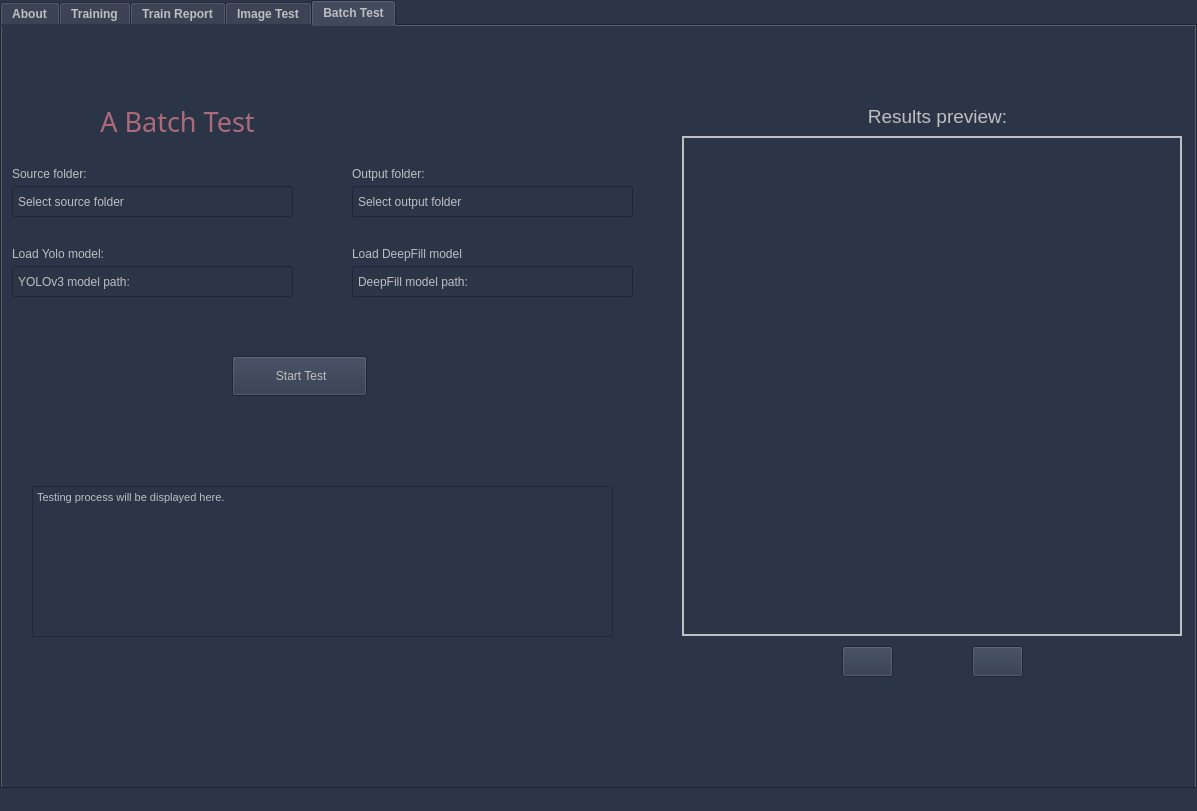
Old version of the form GUI/UI/MainScreen.ui in the repository shlomi1074/Camouflage-Final-Project.
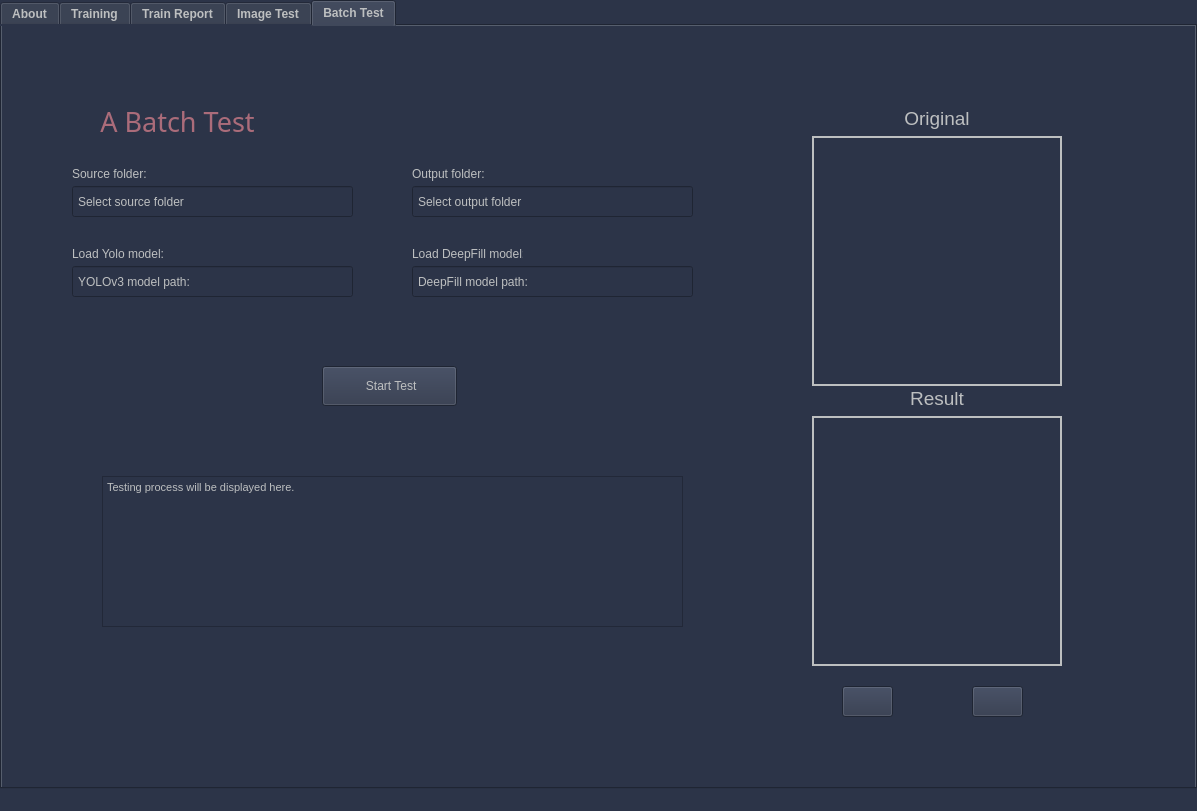
New version of the form. The open tabs and pages were chosen to show the change. Icons and pictures are not drawn.

Commit message: batch test image compare

Diff of the .ui file:
```diff
--- a/GUI/UI/MainScreen.ui
+++ b/GUI/UI/MainScreen.ui
@@ -2449,7 +2449,7 @@
        <widget class="QLabel" name="label_31">
         <property name="geometry">
          <rect>
-          <x>10</x>
+          <x>70</x>
           <y>140</y>
           <width>121</width>
           <height>16</height>
@@ -2473,7 +2473,7 @@
         </property>
         <property name="geometry">
          <rect>
-          <x>10</x>
+          <x>70</x>
           <y>160</y>
           <width>281</width>
           <height>31</height>
@@ -2494,7 +2494,7 @@
        <widget class="QLabel" name="batchTestSourceFolderButton">
         <property name="geometry">
          <rect>
-          <x>250</x>
+          <x>310</x>
           <y>160</y>
           <width>31</width>
           <height>31</height>
@@ -2522,7 +2522,7 @@
        <widget class="QLabel" name="label_33">
         <property name="geometry">
          <rect>
-          <x>10</x>
+          <x>70</x>
           <y>220</y>
           <width>111</width>
           <height>16</height>
@@ -2546,7 +2546,7 @@
         </property>
         <property name="geometry">
          <rect>
-          <x>10</x>
+          <x>70</x>
           <y>240</y>
           <width>281</width>
           <height>31</height>
@@ -2567,7 +2567,7 @@
        <widget class="QLabel" name="LoadYoloModelBatchTestButton">
         <property name="geometry">
          <rect>
-          <x>250</x>
+          <x>310</x>
           <y>240</y>
           <width>31</width>
           <height>31</height>
@@ -2595,8 +2595,8 @@
        <widget class="QPushButton" name="startBatchTest">
         <property name="geometry">
          <rect>
-          <x>230</x>
-          <y>330</y>
+          <x>320</x>
+          <y>340</y>
           <width>135</width>
           <height>40</height>
          </rect>
@@ -2626,8 +2626,8 @@
        <widget class="QTextBrowser" name="batchTestingProcess">
         <property name="geometry">
          <rect>
-          <x>30</x>
-          <y>460</y>
+          <x>100</x>
+          <y>450</y>
           <width>581</width>
           <height>151</height>
          </rect>
@@ -2651,10 +2651,10 @@
        <widget class="QLabel" name="previewImage">
         <property name="geometry">
          <rect>
-          <x>680</x>
-          <y>110</y>
-          <width>500</width>
-          <height>500</height>
+          <x>810</x>
+          <y>390</y>
+          <width>250</width>
+          <height>250</height>
          </rect>
         </property>
         <property name="styleSheet">
@@ -2683,7 +2683,7 @@
         <property name="geometry">
          <rect>
           <x>840</x>
-          <y>620</y>
+          <y>660</y>
           <width>51</width>
           <height>31</height>
          </rect>
@@ -2714,7 +2714,7 @@
         <property name="geometry">
          <rect>
           <x>970</x>
-          <y>620</y>
+          <y>660</y>
           <width>51</width>
           <height>31</height>
          </rect>
@@ -2744,10 +2744,10 @@
        <widget class="QLabel" name="label_34">
         <property name="geometry">
          <rect>
-          <x>860</x>
-          <y>80</y>
-          <width>151</width>
-          <height>21</height>
+          <x>880</x>
+          <y>360</y>
+          <width>110</width>
+          <height>25</height>
          </rect>
         </property>
         <property name="font">
@@ -2759,7 +2759,7 @@
          <string notr="true">color:#bdbfc0</string>
         </property>
         <property name="text">
-         <string>Results preview:</string>
+         <string>Result</string>
         </property>
         <property name="scaledContents">
          <bool>true</bool>
@@ -2771,7 +2771,7 @@
        <widget class="QLabel" name="batchTestOutputFolderButton">
         <property name="geometry">
          <rect>
-          <x>590</x>
+          <x>650</x>
           <y>160</y>
           <width>31</width>
           <height>31</height>
@@ -2799,7 +2799,7 @@
        <widget class="QLabel" name="label_107">
         <property name="geometry">
          <rect>
-          <x>350</x>
+          <x>410</x>
           <y>140</y>
           <width>121</width>
           <height>16</height>
@@ -2823,7 +2823,7 @@
         </property>
         <property name="geometry">
          <rect>
-          <x>350</x>
+          <x>410</x>
           <y>160</y>
           <width>281</width>
           <height>31</height>
@@ -2847,7 +2847,7 @@
         </property>
         <property name="geometry">
          <rect>
-          <x>350</x>
+          <x>410</x>
           <y>240</y>
           <width>281</width>
           <height>31</height>
@@ -2868,7 +2868,7 @@
        <widget class="QLabel" name="LoadDeepfillModelBatchTestButton">
         <property name="geometry">
          <rect>
-          <x>590</x>
+          <x>650</x>
           <y>240</y>
           <width>31</width>
           <height>31</height>
@@ -2896,7 +2896,7 @@
        <widget class="QLabel" name="label_108">
         <property name="geometry">
          <rect>
-          <x>350</x>
+          <x>410</x>
           <y>220</y>
           <width>111</width>
           <height>16</height>
@@ -2917,7 +2917,7 @@
        <widget class="QLabel" name="deepfillModelStatus_2">
         <property name="geometry">
          <rect>
-          <x>640</x>
+          <x>700</x>
           <y>243</y>
           <width>24</width>
           <height>24</height>
@@ -2936,7 +2936,7 @@
        <widget class="QLabel" name="yoloModelStatus_2">
         <property name="geometry">
          <rect>
-          <x>300</x>
+          <x>360</x>
           <y>243</y>
           <width>24</width>
           <height>24</height>
@@ -2952,6 +2952,64 @@
          <bool>true</bool>
         </property>
        </widget>
+       <widget class="QLabel" name="originalImage">
+        <property name="geometry">
+         <rect>
+          <x>810</x>
+          <y>110</y>
+          <width>250</width>
+          <height>250</height>
+         </rect>
+        </property>
+        <property name="styleSheet">
+         <string notr="true">color:#bdbfc0</string>
+        </property>
+        <property name="frameShape">
+         <enum>QFrame::Box</enum>
+        </property>
+        <property name="frameShadow">
+         <enum>QFrame::Plain</enum>
+        </property>
+        <property name="lineWidth">
+         <number>2</number>
+        </property>
+        <property name="text">
+         <string/>
+        </property>
+        <property name="pixmap">
+         <pixmap>../Resources/nspinner4.gif</pixmap>
+        </property>
+        <property name="scaledContents">
+         <bool>true</bool>
+        </property>
+       </widget>
+       <widget class="QLabel" name="label_38">
+        <property name="geometry">
+         <rect>
+          <x>880</x>
+          <y>80</y>
+          <width>110</width>
+          <height>25</height>
+         </rect>
+        </property>
+        <property name="font">
+         <font>
+          <pointsize>14</pointsize>
+         </font>
+        </property>
+        <property name="styleSheet">
+         <string notr="true">color:#bdbfc0</string>
+        </property>
+        <property name="text">
+         <string>Original</string>
+        </property>
+        <property name="scaledContents">
+         <bool>true</bool>
+        </property>
+        <property name="alignment">
+         <set>Qt::AlignCenter</set>
+        </property>
+       </widget>
        <zorder>deepfillModelPathBatchTest</zorder>
        <zorder>LoadDeepfillModelBatchTestButton</zorder>
        <zorder>label_108</zorder>
```
Left out of the diff: 6 changed lines with no effect on the pictures. The commit also changes 11 other files.
